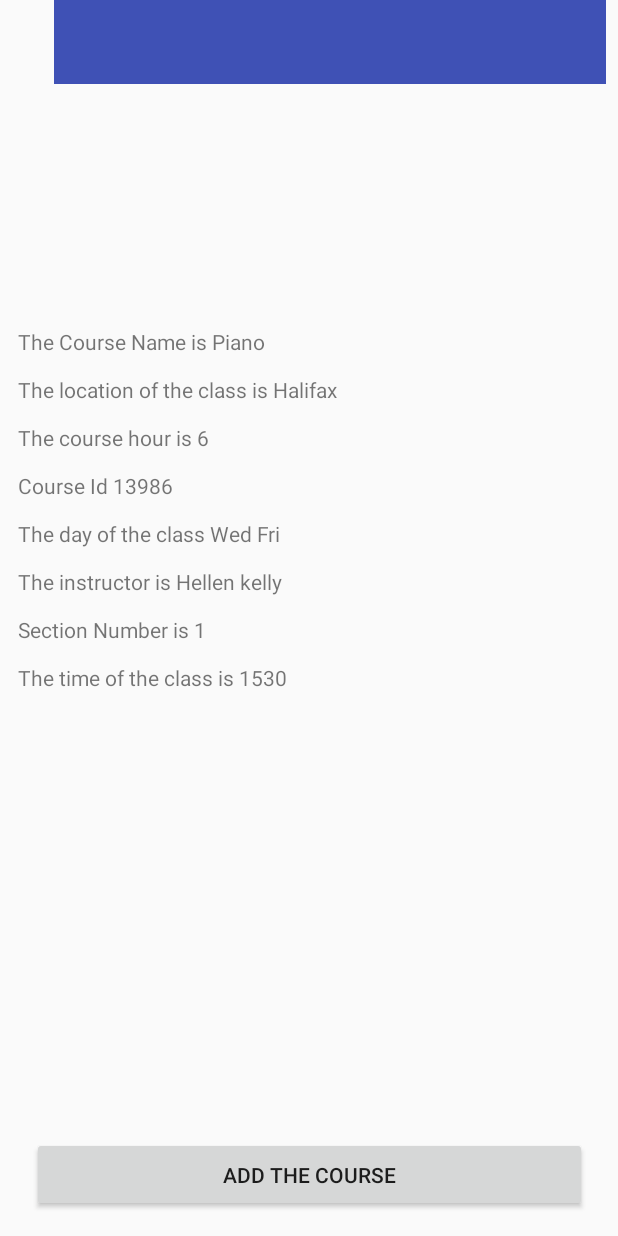
After one commit to waffle-iron/CSCI3130PROJECT, an Android app: the SecondActivity screen opened directly, with no data from a screen before it, on a phone screen of 412 x 824 dp. The commit adds this screen. Run offline under Robolectric (Android 15) with nearby library versions, the phone set to English and light mode, and no system bars.

Commit message:
demo 2 by alan// still not done. (90%)

```diff
--- a/app/build.gradle
+++ b/app/build.gradle
@@ -22,6 +22,7 @@ dependencies {
     implementation fileTree(dir: 'libs', include: ['*.jar'])
     implementation 'com.android.support:appcompat-v7:26.1.0'
     implementation 'com.android.support.constraint:constraint-layout:1.0.2'
+    implementation 'com.android.support:support-v4:26.1.0'
     testImplementation 'junit:junit:4.12'
     androidTestImplementation 'com.android.support.test:runner:1.0.1'
     androidTestImplementation 'com.android.support.test.espresso:espresso-core:3.0.1'
--- a/app/src/main/AndroidManifest.xml
+++ b/app/src/main/AndroidManifest.xml
@@ -16,6 +16,7 @@
                 <category android:name="android.intent.category.LAUNCHER" />
             </intent-filter>
         </activity>
+        <activity android:name=".SecondActivity"></activity>
     </application>
 
 </manifest>
--- a/app/src/main/java/com/example/yiweizhang/csci3130project/Course.java
+++ b/app/src/main/java/com/example/yiweizhang/csci3130project/Course.java
@@ -88,4 +88,17 @@ public class Course {
         public void setName(String name) {
             this.name = name;
         }
+
+        public String toString(){
+
+        return  "\nThe Course Name is "+ getName() + "\n" +
+                "\nThe location of the class is "+ getLocation() +"\n"+
+                "\nThe course hour is "+ getCourseHour() +"\n"+
+                "\nCourse Id "+ getCourseId() +"\n"+
+                "\nThe day of the class "+ getDay() +"\n"+
+                "\nThe instructor is "+ getInstructor() +"\n"+
+                "\nSection Number is "+ getSection() +"\n"+
+                "\nThe time of the class is "+ getTime() +"\n";
+
     }
+    }
--- /dev/null
+++ b/app/src/main/java/com/example/yiweizhang/csci3130project/SecondActivity.java
@@ -0,0 +1,79 @@
+package com.example.yiweizhang.csci3130project;
+
+import android.support.v7.app.AppCompatActivity;
+import android.os.Bundle;
+
+import android.support.v7.app.AppCompatActivity;
+import android.os.Bundle;
+import android.support.v7.widget.Toolbar;
+import android.widget.TextView;
+import java.util.*;
+
+public class SecondActivity extends AppCompatActivity {
+
+    ArrayList <Course>  Courselist = new ArrayList<Course>(20);
+
+    Course c0 = new Course("Database Design","Halifax",01,"Wed Fri",1130,3,134256,"James Hook");
+    Course c1 = new Course("Ensemble","Halifax",01,"Wed Fri",1130,3,73456,"Baby Fiber");
+    Course c2 = new Course("Ensemble 1","Truro",01,"Wed Fri",1230,3,53456,"Alan Raddies");
+    Course c3 = new Course("Voice","Halifax",01,"Wed Fri",1330,3,76456,"Ruddy Beck");
+    Course c4 = new Course("Guitar","Vancouver",01,"Wed Fri",1430,3,56456,"Rose Mary");
+    Course c5 = new Course("Piano","Halifax",01,"Wed Fri",1530,6,13986,"Hellen kelly");
+    Course c6 = new Course("violin","Montreal",02,"Wed Fri",1630,6,13226,"James Mac");
+    Course c7 = new Course("French","Halifax",01,"Wed Fri",1730,6,13466,"James Groody");
+    Course c8 = new Course("Spanish","Quebec",03,"Wed Fri",1030,3,16764,"Beckham Billy");
+    Course c9 = new Course("Chinese","Halifax",01,"Wed Fri",930,6,12312,"Eddison Chen");
+    Course c10 = new Course("Japanese","Halifax",01,"Wed Fri",1030,6,137676,"Raffle Don");
+    Course c11 = new Course("German Fiction","Halifax",01,"Wed Fri",2030,6,18756,"James Junk");
+    Course c12 = new Course("Halifax and the world","Halifax",01,"Wed Fri",1130,3,87456,"Junk Taylor");
+    Course c13 = new Course("Introduction to Java","Halifax",02,"Wed Fri",1230,3,15646,"James Junk");
+    Course c14 = new Course("Introduction to C","Halifax",01,"Wed Fri",1530,3,13236,"Mallon Beck");
+    Course c15 = new Course("Introduction to python","Halifax",01,"Wed Fri",1730,3,11256,"Oemandh Djamca");
+    Course c16 = new Course("Introduction to C++","Halifax",04,"Wed Fri",1730,3,18456,"James Hip");
+    Course c17 = new Course("Introduction to UI","Halifax",02,"Wed Fri",1830,3,134556,"James Brooklyn");
+    Course c18 = new Course("Math 2112","Halifax",01,"Wed Fri",1130,3,13246,"James Mary");
+    Course c19 = new Course("Math 2001","Halifax",03,"Wed Fri",1130,3,13786,"Mary Killy");
+
+    TextView textView;
+    Toolbar toolbar;
+
+
+    @Override
+    protected void onCreate(Bundle savedInstanceState) {
+        super.onCreate(savedInstanceState);
+        setContentView(R.layout.activity_second);
+
+        Courselist.add(c0);
+        Courselist.add(c1);
+        Courselist.add(c2);
+        Courselist.add(c3);
+        Courselist.add(c4);
+        Courselist.add(c5);
+        Courselist.add(c6);
+        Courselist.add(c7);
+        Courselist.add(c8);
+        Courselist.add(c9);
+        Courselist.add(c10);
+        Courselist.add(c11);
+        Courselist.add(c12);
+        Courselist.add(c13);
+        Courselist.add(c14);
+        Courselist.add(c15);
+        Courselist.add(c16);
+        Courselist.add(c17);
+        Courselist.add(c18);
+        Courselist.add(c19);
+
+        toolbar = (Toolbar)findViewById(R.id.toolbar2);
+
+        textView = (TextView)findViewById(R.id.textView);
+
+        Bundle bundle = getIntent().getExtras();
+
+        if(bundle!=null){
+            toolbar.setTitle(bundle.getString("Course"));
+        }
+
+        textView.setText(Courselist.get(5).toString());
+    }
+}
--- /dev/null
+++ b/app/src/main/res/layout/activity_second.xml
@@ -0,0 +1,43 @@
+<?xml version="1.0" encoding="utf-8"?>
+<android.support.constraint.ConstraintLayout xmlns:android="http://schemas.android.com/apk/res/android"
+    xmlns:app="http://schemas.android.com/apk/res-auto"
+    xmlns:tools="http://schemas.android.com/tools"
+    android:layout_width="match_parent"
+    android:layout_height="match_parent"
+    tools:context="com.example.yiweizhang.csci3130project.SecondActivity">
+
+    <Button
+        android:id="@+id/button"
+        android:layout_width="370dp"
+        android:layout_height="50dp"
+        android:layout_marginBottom="16dp"
+        android:text="Add The Course"
+        app:layout_constraintBottom_toBottomOf="parent"
+        app:layout_constraintLeft_toLeftOf="parent"
+        app:layout_constraintRight_toRightOf="parent" />
+
+    <TextView
+        android:id="@+id/textView"
+        android:layout_width="355dp"
+        android:layout_height="420dp"
+        android:layout_marginLeft="12dp"
+        android:text="TextView"
+        app:layout_constraintBottom_toBottomOf="parent"
+        app:layout_constraintLeft_toLeftOf="parent"
+        app:layout_constraintTop_toTopOf="parent" />
+
+    <android.support.v7.widget.Toolbar
+        android:id="@+id/toolbar2"
+        android:layout_width="368dp"
+        android:layout_height="wrap_content"
+        android:layout_marginEnd="8dp"
+        android:background="?attr/colorPrimary"
+        android:minHeight="?attr/actionBarSize"
+        android:theme="?attr/actionBarTheme"
+        app:layout_constraintEnd_toEndOf="parent"
+        app:layout_constraintLeft_toLeftOf="parent"
+        app:layout_constraintRight_toRightOf="parent"
+        tools:layout_editor_absoluteY="6dp" />
+
+
+</android.support.constraint.ConstraintLayout>
--- a/app/src/main/res/values/styles.xml
+++ b/app/src/main/res/values/styles.xml
@@ -1,7 +1,7 @@
 <resources>
 
     <!-- Base application theme. -->
-    <style name="AppTheme" parent="Theme.AppCompat.Light.DarkActionBar">
+    <style name="AppTheme" parent="Theme.AppCompat.Light.NoActionBar">
         <!-- Customize your theme here. -->
         <item name="colorPrimary">@color/colorPrimary</item>
         <item name="colorPrimaryDark">@color/colorPrimaryDark</item>
```
Also changed, not shown: app/src/main/java/com/example/yiweizhang/csci3130project/MainActivity.java (+20 -60 lines), app/src/main/res/layout/activity_main.xml (+18 -7 lines), app/src/main/res/values/attrs.xml (added, +12 -0 lines), app/src/main/res/values/strings.xml (+24 -0 lines).
